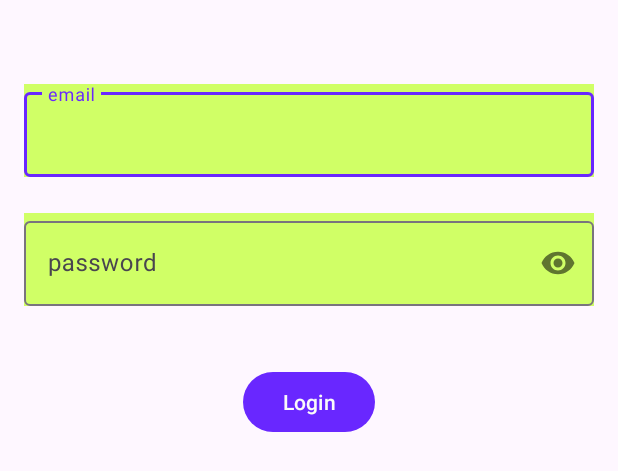
After one commit to ginasalmas/24001116-synrgy7-gss-PocketNime-ch3, an Android app: the layout activity_login.xml on its own in the app's theme, with its tools: preview values and no code run, on a phone screen of 412 x 824 dp. The commit adds this screen. Shown: the top 471 px of the screen. Run offline under Robolectric (Android 15) with nearby library versions, the phone set to English and light mode, and no system bars.

Commit message:
add login

```diff
--- a/app/build.gradle.kts
+++ b/app/build.gradle.kts
@@ -38,6 +38,7 @@ android {
 
     buildFeatures {
         viewBinding = true
+        dataBinding = true
     }
 
 }
--- /dev/null
+++ b/app/src/main/java/com/example/pocketnime/login/AuthRemoteDataSource.kt
@@ -0,0 +1,5 @@
+package com.example.pocketnime.login
+
+interface AuthRemoteDataSource {
+    suspend fun login(email: String, password:String): String
+}
--- /dev/null
+++ b/app/src/main/java/com/example/pocketnime/login/User.kt
@@ -0,0 +1,6 @@
+package com.example.pocketnime.login
+
+data class User(
+    val email: String,
+    val password: String,
+)
--- /dev/null
+++ b/app/src/main/res/layout/activity_login.xml
@@ -0,0 +1,61 @@
+<?xml version="1.0" encoding="utf-8"?>
+<androidx.constraintlayout.widget.ConstraintLayout xmlns:android="http://schemas.android.com/apk/res/android"
+    xmlns:tools="http://schemas.android.com/tools"
+    android:layout_width="match_parent"
+    android:layout_height="match_parent"
+    xmlns:app="http://schemas.android.com/apk/res-auto"
+    android:padding="16dp"
+    android:layout_gravity="center">
+
+    <com.google.android.material.textfield.TextInputLayout
+        android:id="@+id/til_email"
+        android:layout_width="0dp"
+        android:hint="@string/email"
+        android:layout_marginTop="40dp"
+        android:layout_height="wrap_content"
+        android:background="@color/secondary_30"
+        app:layout_constraintTop_toTopOf="parent"
+        app:layout_constraintStart_toStartOf="parent"
+        app:layout_constraintEnd_toEndOf="parent">
+
+        <com.google.android.material.textfield.TextInputEditText
+            android:id="@+id/tiet_email"
+            android:layout_width="match_parent"
+            android:layout_height="wrap_content"
+            android:maxLines="1"
+            android:inputType="textEmailAddress"/>
+
+    </com.google.android.material.textfield.TextInputLayout>
+
+    <com.google.android.material.textfield.TextInputLayout
+        android:id="@+id/til_password"
+        android:layout_width="0dp"
+        android:layout_height="wrap_content"
+        android:layout_marginTop="24dp"
+        android:hint="@string/password"
+        app:passwordToggleEnabled="true"
+        android:background="@color/secondary_30"
+        app:layout_constraintEnd_toEndOf="parent"
+        app:layout_constraintStart_toStartOf="parent"
+        app:layout_constraintTop_toBottomOf="@+id/til_email">
+
+        <com.google.android.material.textfield.TextInputEditText
+            android:id="@+id/tiet_password"
+            android:layout_width="match_parent"
+            android:layout_height="wrap_content"
+            android:maxLines="1"
+            android:inputType="textPassword"/>
+
+    </com.google.android.material.textfield.TextInputLayout>
+
+    <com.google.android.material.button.MaterialButton
+        android:id="@+id/btn_login"
+        android:layout_width="wrap_content"
+        android:layout_height="wrap_content"
+        android:layout_marginTop="40dp"
+        android:text="@string/login"
+        app:layout_constraintEnd_toEndOf="parent"
+        app:layout_constraintStart_toStartOf="parent"
+        app:layout_constraintTop_toBottomOf="@+id/til_password" />
+
+</androidx.constraintlayout.widget.ConstraintLayout>
--- a/app/src/main/res/layout/item_anime_card.xml
+++ b/app/src/main/res/layout/item_anime_card.xml
@@ -20,6 +20,7 @@
             android:layout_height="0dp"
             card_view:layout_constraintDimensionRatio="2:3"
             android:scaleType="centerCrop"
+            android:layout_marginTop="8dp"
             card_view:layout_constraintEnd_toEndOf="parent"
             card_view:layout_constraintStart_toStartOf="parent"
             card_view:layout_constraintTop_toTopOf="parent"
--- a/app/src/main/res/values/strings.xml
+++ b/app/src/main/res/values/strings.xml
@@ -8,6 +8,9 @@
     <string name="synopsis">Synopsis</string>
     <string name="anime_title">Anime Title</string>
     <string name="favorite">Favorite</string>
+    <string name="login">Login</string>
+    <string name="email">email</string>
+    <string name="password">password</string>
 
     <string-array name="data_name">
         <item>Isekai</item>
@@ -62,7 +65,7 @@
         After a chance encounter where the two "save" the young model Tsubame Misuzaki from her overprotective bodyguard, a connection instantly sparks between Asakusa and Misuzaki, as both share an intense passion for art and animation. Whereas Asakusa is interested in backgrounds and settings, Misuzaki loves drawing the human form. Sensing a money-making opportunity, Kanamori suggests that they start an animation club, which they disguise as a motion picture club since the school already has an anime club. Thus begins the trio's journey of producing animation that will awe the world.
 
         From the brilliant mind of Masaaki Yuasa, Eizouken ni wa Te wo Dasu na! is a love letter to animation, wildly creative in its approach, and a testament to the potential of the medium.
-        """.trimIndent()
+        """
     </item>
 
         <item>
@@ -72,7 +75,7 @@
         However, the time that Frieren spends with her comrades is equivalent to merely a fraction of her life, which has lasted over a thousand years. When the party disbands after their victory, Frieren casually returns to her "usual" routine of collecting spells across the continent. Due to her different sense of time, she seemingly holds no strong feelings toward the experiences she went through.
 
         As the years pass, Frieren gradually realizes how her days in the hero's party truly impacted her. Witnessing the deaths of two of her former companions, Frieren begins to regret having taken their presence for granted; she vows to better understand humans and create real personal connections. Although the story of that once memorable journey has long ended, a new tale is about to begin.
-        """.trimIndent()
+        """
     </item>
 
         <item>
@@ -80,7 +83,7 @@
         A man with a passion for vending machines awakens to realize that he has not only died, but he has also been reborn as one of his beloved machines! Although he is a modern appliance in a fantasy world, he requires money in order to keep functioning. He is stuck in one location until a young girl named Lammis stumbles upon him. Amazed by the drinks and food he sells, Lammis uses her "Blessing of Might" to lift him with ease and take him back to the village of Clearflow Lake. There, she officially dubs him Boxxo.
 
         Despite his inability to converse with the villagers, Boxxo becomes an essential part of the community. His goods provide nourishment, and, as he gains new abilities and products, he becomes a staple of daily life. Nobody is as loyal to Boxxo as his first and best customer, Lammis. The more time he spends with her, the more he tries to help her elevate her skills as a young hunter.
-        """.trimIndent()
+        """
     </item>
 
         <item>
@@ -88,19 +91,19 @@
         Hated by everyone around him, Sei Handa goes about his high school life regarded as an outcast—or at least that is what he believes. In reality, Handa is the most popular student on campus, revered by all for his incomparable calligraphy skills, good looks, and cool personality. However, due to an endless series of misunderstandings, Handa perceives the worship he receives from his legions of fans as bullying, leading the school's idol to shut himself off from the rest of his classmates.
 
         But distancing himself from his peers does not deter them from adoring him; in fact, his attempts at drawing attention away from himself often end up unintentionally converting even the most skeptical of students into believers. Fashion models, shut-in delinquents, obsessive fangirls, and more—none can stand against the brilliance that is Sei Handa.
-        """.trimIndent()
+        """
     </item>
 
         <item>
         """
         For high school student Tanaka, the act of being listless is a way of life. Known for his inattentiveness and ability to fall asleep anywhere, Tanaka prays that each day will be as uneventful as the last, seeking to preserve his lazy lifestyle however he can by avoiding situations that require him to exert himself. Along with his dependable friend Oota who helps him with tasks he is unable to accomplish, the lethargic teenager constantly deals with events that prevent him from experiencing the quiet and peaceful days he longs for.
-        """.trimIndent()
+        """
     </item>
 
         <item>
         """
         In Ivy's world, stars are everything. She's a Tamer, born to subdue monsters and animals, but she was also born starless! With her life in danger, Ivy flees into the forest where she befriends a weak little slime named Sora—the one creature she can tame. Together, the unlikely pair set off on a journey, salvaging rubbish to survive. Along the way they'll win hearts, evade danger, and discover there's more to starless Ivy than meets the eye!
-        """.trimIndent()
+        """
     </item>
     </string-array>
 
```
Also changed, not shown: app/src/main/AndroidManifest.xml (+9 -2 lines), app/src/main/java/com/example/pocketnime/login/AuthLocalDataSource.kt (added, +8 -0 lines), app/src/main/java/com/example/pocketnime/login/AuthLocalDataSourceImplement.kt (added, +23 -0 lines), app/src/main/java/com/example/pocketnime/login/AuthRemoteDataSourceImplement.kt (added, +21 -0 lines), app/src/main/java/com/example/pocketnime/login/AuthRepository.kt (added, +10 -0 lines), app/src/main/java/com/example/pocketnime/login/AuthRepositoryImplement.kt (added, +22 -0 lines), app/src/main/java/com/example/pocketnime/login/LoginActivity.kt (added, +45 -0 lines), app/src/main/java/com/example/pocketnime/login/LoginViewModel.kt (added, +64 -0 lines), app/src/main/java/com/example/pocketnime/login/NavigatorActivity.kt (added, +24 -0 lines), app/src/main/java/com/example/pocketnime/login/NavigatorViewModel.kt (added, +39 -0 lines), app/src/main/java/com/example/pocketnime/login/SharedPreferencesFactory.kt (added, +15 -0 lines).
